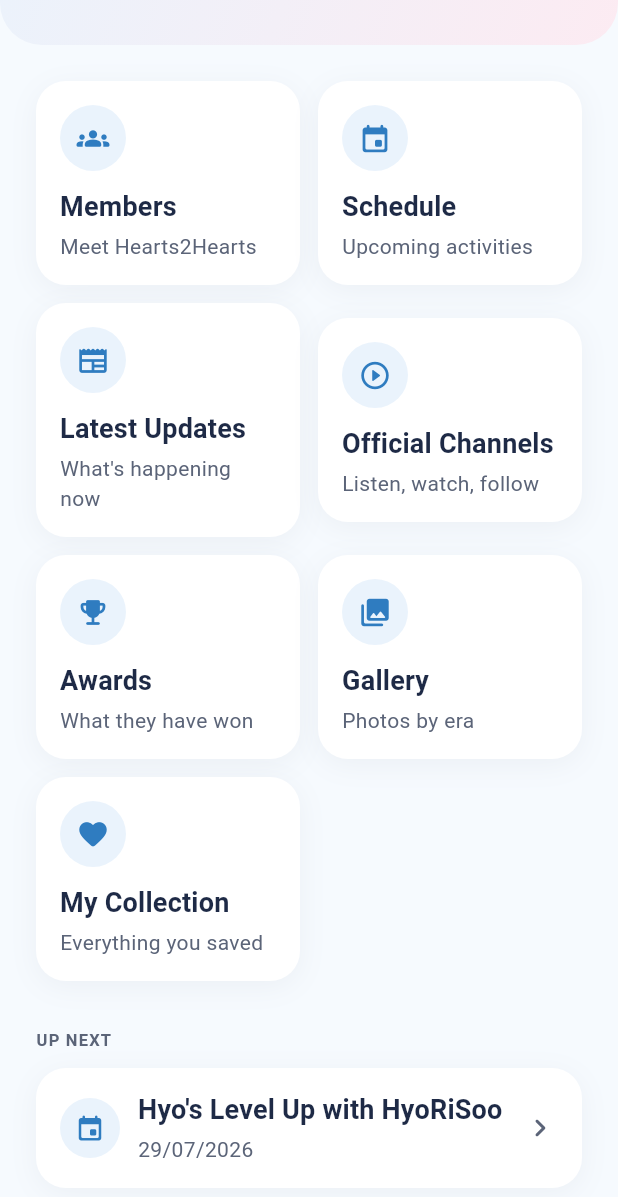
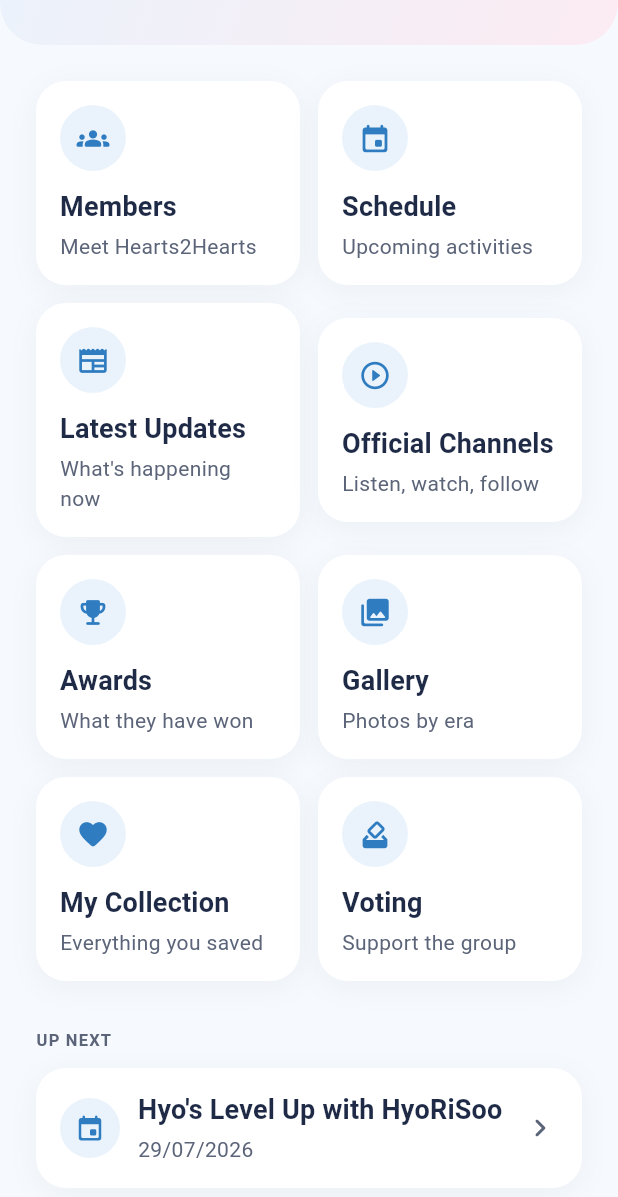
Before and after one commit to Zvareldric/Hearts2spaceU, a Flutter app: the screen it shows after launch, scrolled down 122 dp, on a phone screen of 412 x 824 dp. Shown: the top 1197 px of the screen. Run offline on Flutter 3.47's test engine with Material 3 defaults, Android fonts, the phone set to English and light mode, and no system bars; our stand-ins replace flutter_riverpod, shared_preferences.

Commit message:
docs(readme): mark Voting Hub delivered

```diff
--- a/app/hearts2spaceu/lib/features/home/presentation/pages/home_page.dart
+++ b/app/hearts2spaceu/lib/features/home/presentation/pages/home_page.dart
@@ -136,9 +136,16 @@ class HomePage extends ConsumerWidget {
                               ),
                             ),
                             const SizedBox(width: AppSpacing.md),
-                            // Empty slot: the grid stays 2-up and visibly has
-                            // room for what comes next.
-                            const Expanded(child: SizedBox.shrink()),
+                            Expanded(
+                              child: CapabilityCard(
+                                icon: Icons.how_to_vote_rounded,
+                                title: 'Voting',
+                                subtitle: 'Support the group',
+                                onTap: () => Navigator.of(
+                                  context,
+                                ).pushNamed(AppRoutes.voting),
+                              ),
+                            ),
                           ],
                         ),
                         const SizedBox(height: AppSpacing.xxl),
--- a/app/hearts2spaceu/lib/routes/app_router.dart
+++ b/app/hearts2spaceu/lib/routes/app_router.dart
@@ -7,6 +7,7 @@ import '../features/gallery/presentation/pages/album_page.dart';
 import '../features/gallery/presentation/pages/albums_page.dart';
 import '../features/gallery/presentation/pages/photo_viewer_page.dart';
 import '../features/home/presentation/pages/home_page.dart';
+import '../features/voting/presentation/pages/voting_hub_page.dart';
 import '../features/latest_updates/presentation/pages/latest_updates_page.dart';
 import '../features/latest_updates/presentation/pages/update_detail_page.dart';
 import '../features/official_information/presentation/pages/member_detail_page.dart';
@@ -70,6 +71,8 @@ class AppRouter {
         );
       case AppRoutes.collection:
         return MaterialPageRoute(builder: (_) => const CollectionPage());
+      case AppRoutes.voting:
+        return MaterialPageRoute(builder: (_) => const VotingHubPage());
       default:
         return MaterialPageRoute(
           builder: (_) => Scaffold(
--- a/app/hearts2spaceu/lib/routes/app_routes.dart
+++ b/app/hearts2spaceu/lib/routes/app_routes.dart
@@ -17,4 +17,5 @@ class AppRoutes {
   static const String album = '/gallery/album';
   static const String photoViewer = '/gallery/photo';
   static const String collection = '/collection';
+  static const String voting = '/voting';
 }
```
Also changed, not shown: 1 other file.
